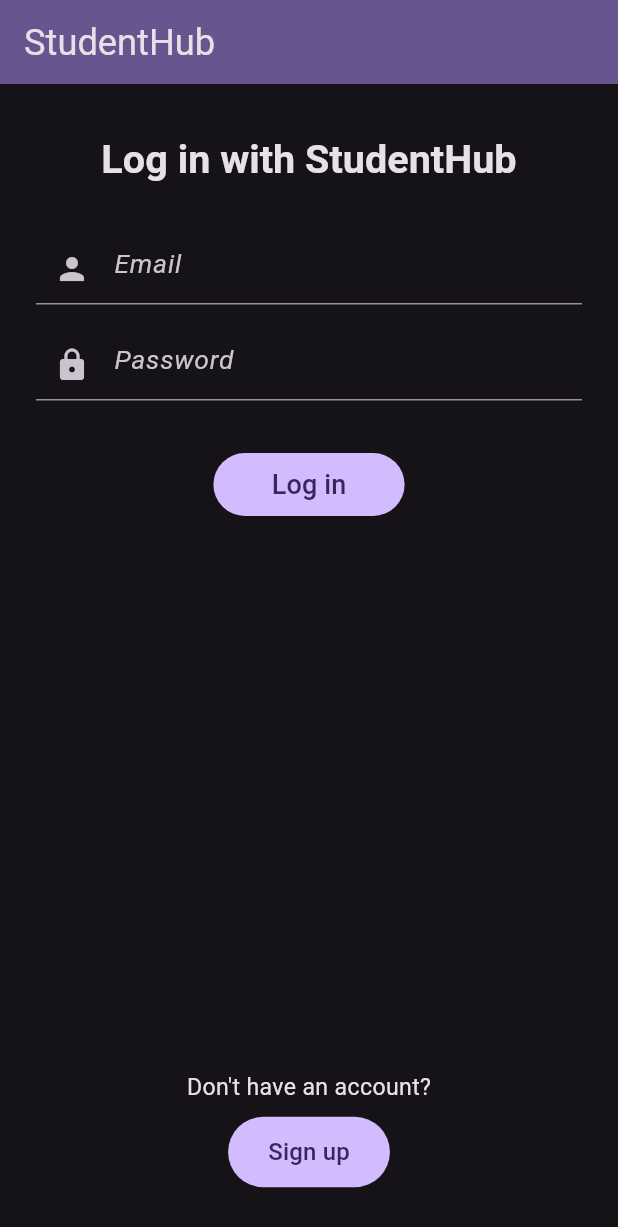
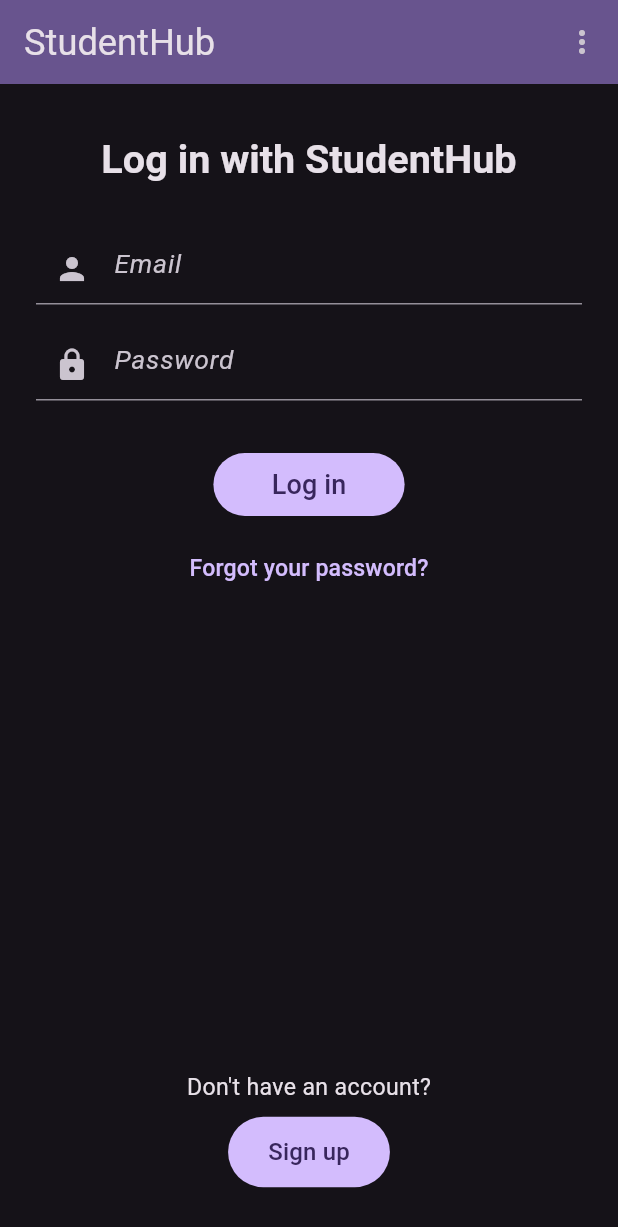
Before and after one commit to manhvu0803/student-hub-flutter, a Flutter app: the screen it shows after launch, on a phone screen of 412 x 824 dp. Shown: the top 1227 px of the screen. Run offline on Flutter 3.47's test engine with Material 3 defaults, Android fonts, the phone set to English and light mode, and no system bars; our stand-ins replace flutter_chat_types, flutter_chat_ui, shared_preferences; missing offline and left inert: zego_uikit_prebuilt_call; accounts and stored records are empty.

Commit message:
feat: Add phase 3 demo and fix password changes

```diff
--- a/lib/main.dart
+++ b/lib/main.dart
@@ -34,6 +34,7 @@ class _StudentHubAppState extends State<StudentHubApp> {
   Widget build(BuildContext context) {
     return MaterialApp(
       title: 'StudentHub',
+      debugShowCheckedModeBanner: false,
       theme: ThemeData(
         useMaterial3: true,
         colorScheme: ColorScheme.fromSeed(
--- a/lib/screens/pages/login_page.dart
+++ b/lib/screens/pages/login_page.dart
@@ -39,8 +39,8 @@ class _LogInContainer extends StatefulWidget {
 }
 
 class _LogInContainerState extends State<_LogInContainer> {
-  String _username = "";
-  String _password = client.userEmail;
+  String _username = client.userEmail;
+  String _password = "";
 
   @override
   Widget build(BuildContext context) {
@@ -71,6 +71,15 @@ class _LogInContainerState extends State<_LogInContainer> {
             padding: EdgeInsets.symmetric(vertical: 8.0, horizontal: 16),
             child: Text("Log in", style: TextStyle(fontSize: 18))
           )
+        ),
+        const SizedBox(height: 8),
+
+        TextButton(
+          onPressed: () => showAdaptiveDialog(
+            context: context,
+            builder: (context) => const _ResetPasswordDialog()
+          ),
+          child: const Text("Forgot your password?")
         )
       ]
     );
@@ -95,3 +104,28 @@ class _LogInContainerState extends State<_LogInContainer> {
     );
   }
 }
+
+class _ResetPasswordDialog extends StatelessWidget {
+  const _ResetPasswordDialog();
+
+  @override
+  Widget build(BuildContext context) {
+    return AlertDialog(
+      title: const Text("Do you want to reset yout password?"),
+      content: const Text("An email with the new password will be sent your email address"),
+      actions: [
+        TextButton(
+          onPressed: () => context.loadWithDialog(
+            client.resetPassword(),
+            onDone: (data) => Navigator.pop(context)
+          ),
+          child: const Text("OK")
+        ),
+        TextButton(
+          onPressed: () => Navigator.pop(context),
+          child: const Text("Cancel")
+        )
+      ],
+    );
+  }
+}
--- a/lib/screens/student/project_search_list_view.dart
+++ b/lib/screens/student/project_search_list_view.dart
@@ -1,5 +1,4 @@
 import 'package:flutter/material.dart';
-import 'package:flutter/widgets.dart';
 import 'package:student_hub_flutter/client/student_client.dart' as client;
 import 'package:student_hub_flutter/extensions/context_theme_extension.dart';
 import 'package:student_hub_flutter/extensions/iterable_extension.dart';
--- a/lib/widgets.dart
+++ b/lib/widgets.dart
@@ -12,3 +12,4 @@ export 'widgets/student_info_list_tile.dart';
 export 'widgets/title_text.dart';
 export 'widgets/cancel_done_dialog.dart';
 export 'widgets/meeting_card.dart';
+export '/widgets/generic_settings_menu_button.dart';
--- /dev/null
+++ b/lib/widgets/generic_settings_menu_button.dart
@@ -0,0 +1,36 @@
+import 'package:flutter/material.dart';
+import 'package:student_hub_flutter/settings.dart' as settings;
+
+class GenericSettingsMenuButton extends StatefulWidget {
+  const GenericSettingsMenuButton({super.key});
+
+  @override
+  State<GenericSettingsMenuButton> createState() => _GenericSettingsMenuButtonState();
+}
+
+class _GenericSettingsMenuButtonState extends State<GenericSettingsMenuButton> {
+  @override
+  Widget build(BuildContext context) {
+    return MenuAnchor(
+      menuChildren: [
+        MenuItemButton(
+          child: Row(
+            children: [
+              const Text("Dark mode"),
+              const SizedBox(width: 4),
+              Switch(
+                onChanged: (value) => setState(() => settings.isDarkMode = value),
+                value: settings.isDarkMode,
+              ),
+            ],
+          ),
+          onPressed: () => setState(() => settings.isDarkMode = !settings.isDarkMode),
+        ),
+      ],
+      builder: (context, controller, child) => IconButton(
+        onPressed: () => controller.isOpen ? controller.close() : controller.open(),
+        icon: const Icon(Icons.more_vert)
+      ),
+    );
+  }
+}
--- a/lib/widgets/page_screen.dart
+++ b/lib/widgets/page_screen.dart
@@ -1,6 +1,7 @@
 import 'package:flutter/material.dart';
 import 'package:student_hub_flutter/extensions/context_theme_extension.dart';
 import 'package:student_hub_flutter/widgets/account_menu_button.dart';
+import 'package:student_hub_flutter/widgets/generic_settings_menu_button.dart';
 
 class PageScreen extends StatelessWidget {
   final String title;
@@ -22,11 +23,11 @@ class PageScreen extends StatelessWidget {
     this.hasBackButton,
     this.customBackButtonCallback,
     this.floatingActionButton,
-    this.actions,
+    List<Widget>? actions,
     this.floatingActionButtonLocation
-  });
+  }) : actions = actions ?? const [GenericSettingsMenuButton()];
 
-  PageScreen.account({
+  const PageScreen.account({
     super.key,
     this.title = "StudentHub",
     required this.child,
@@ -36,7 +37,7 @@ class PageScreen extends StatelessWidget {
     this.customBackButtonCallback,
     this.floatingActionButton,
     this.floatingActionButtonLocation
-  }) : actions = [const AccountMenuButton()];
+  }) : actions = const [AccountMenuButton()];
 
   @override
   Widget build(BuildContext context) {
```
Also changed, not shown: lib/client/account_client.dart (+65 -3 lines), lib/screens/pages/change_password_page.dart (added, +77 -0 lines), lib/widgets/account_menu_button.dart (+7 -0 lines), 2 other files.
